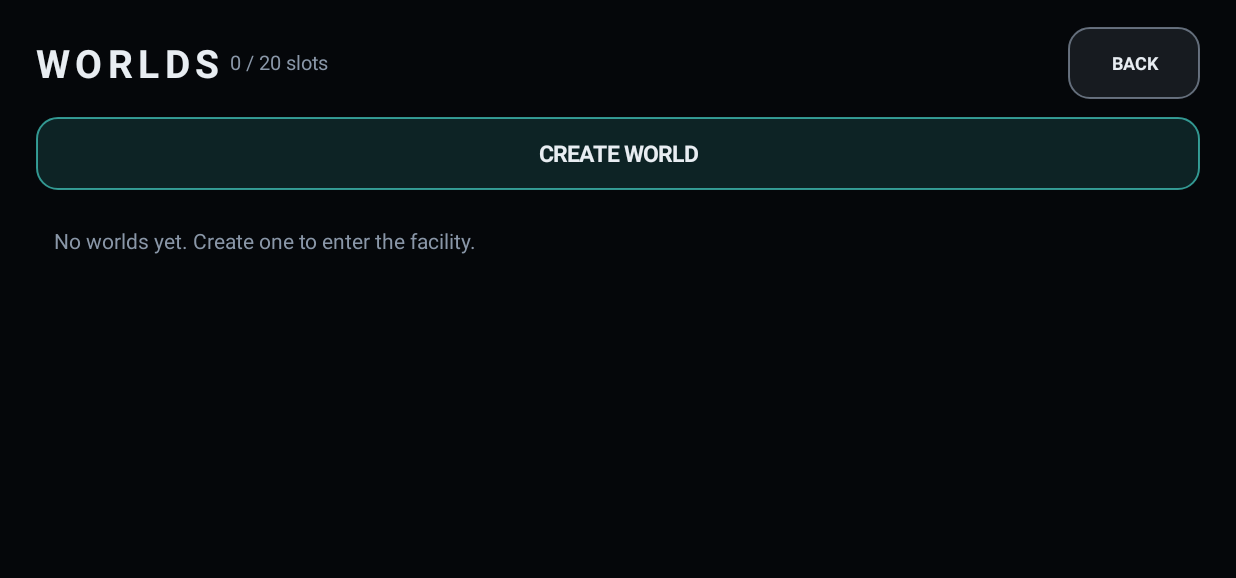
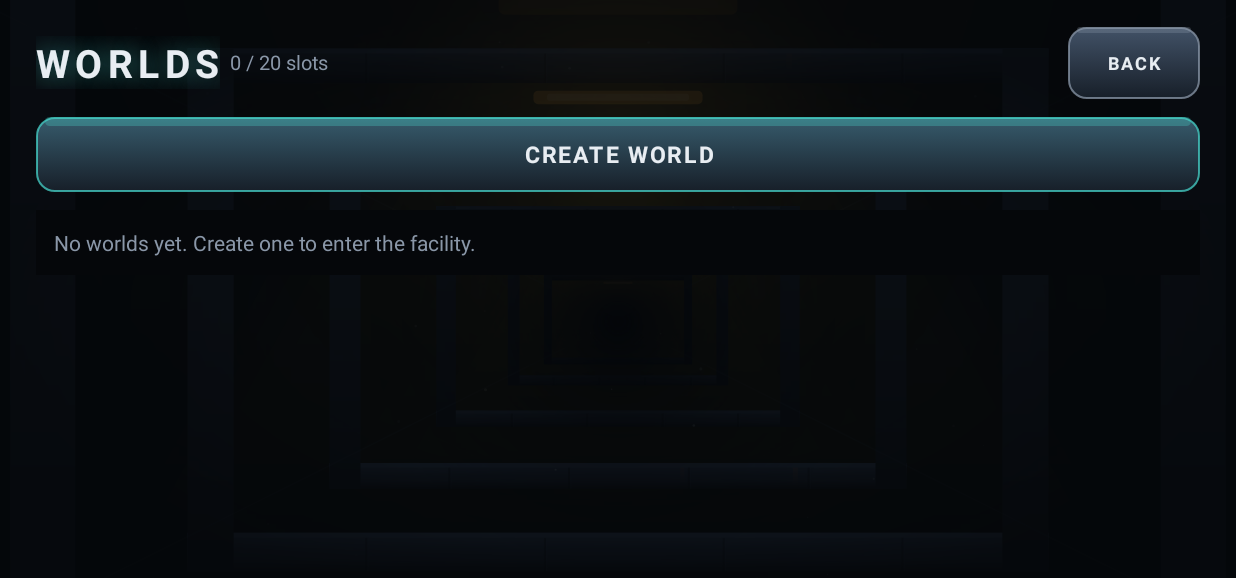
Before and after one commit to Expstudiooficial/Velplay-github, an Android app: the screen it shows after launch (MenuActivity), after a tap on "PLAY", on a phone screen of 824 x 412 dp (held sideways). Shown: the top 578 px of the screen. Run offline under Robolectric (Android 15) with nearby library versions, the phone set to English and light mode, and no system bars; network calls fail.

Commit message:
Rebuild the menu around a corridor that watches back
The menu was a flat panel of buttons on a dark field. It now sits over a
one-point-perspective corridor of seven receding bays, each with its own
failing lamp, drifting dust, and — four times in every forty-six second
cycle — a pair of eyes at the vanishing point that hold for a moment and
then are not there.

MenuBackdrop is split out from the View so it can be rendered off-device
and reviewed as a still. UiKit buttons are plated rather than filled, so
they read as facility hardware instead of UI.

Co-Authored-By: Claude Opus 5 <noreply@anthropic.com>
Claude-Session: https://claude.ai/code/session_01Sh9NaNiqsPg8KJv6WQqzWT

```diff
--- a/app/src/main/java/com/expstudio/facilitycore/ui/MenuActivity.kt
+++ b/app/src/main/java/com/expstudio/facilitycore/ui/MenuActivity.kt
@@ -33,12 +33,19 @@ class MenuActivity : AppCompatActivity() {
     private lateinit var store: WorldStore
     private var screen = Screen.MAIN
     private lateinit var container: FrameLayout
+    private var backdrop: MenuBackdropView? = null
 
     override fun onCreate(savedInstanceState: Bundle?) {
         super.onCreate(savedInstanceState)
         store = WorldStore(this)
         container = FrameLayout(this).apply { setBackgroundColor(Palette.VOID) }
         setContentView(container)
+        // The backdrop lives for the whole activity; screens are laid over it.
+        backdrop = MenuBackdropView(this)
+        container.addView(
+            backdrop,
+            FrameLayout.LayoutParams(ViewGroup.LayoutParams.MATCH_PARENT, ViewGroup.LayoutParams.MATCH_PARENT)
+        )
         UiKit.goFullscreen(this)
         show(Screen.MAIN)
         if (store.settings.autoCheckUpdates) UpdateUi.check(this, store, quiet = true)
@@ -58,7 +65,8 @@ class MenuActivity : AppCompatActivity() {
 
     private fun show(next: Screen) {
         screen = next
-        container.removeAllViews()
+        // Keep the backdrop; only the screen on top of it changes.
+        while (container.childCount > 1) container.removeViewAt(1)
         val view = when (next) {
             Screen.MAIN -> buildMain()
             Screen.WORLDS -> buildWorlds()
@@ -73,10 +81,10 @@ class MenuActivity : AppCompatActivity() {
     // ---- main ------------------------------------------------------------
 
     private fun buildMain(): View {
-        val root = UiKit.column(this, Gravity.CENTER)
+        val root = UiKit.column(this, Gravity.CENTER, transparent = true)
         root.setPadding(UiKit.dp(this, 32f), UiKit.dp(this, 24f), UiKit.dp(this, 32f), UiKit.dp(this, 24f))
 
-        root.addView(UiKit.title(this, "FACILITY CORE", 40f))
+        root.addView(UiKit.title(this, "FACILITY CORE", 44f))
         root.addView(
             UiKit.label(this, "CHAPTER 1 — SUBFLOOR 0", 13f, Palette.ACCENT),
             UiKit.lp(this, marginDp = 6f)
@@ -105,7 +113,8 @@ class MenuActivity : AppCompatActivity() {
     // ---- worlds ----------------------------------------------------------
 
     private fun buildWorlds(): View {
-        val root = UiKit.column(this, Gravity.START)
+        val root = UiKit.column(this, Gravity.START, transparent = true)
+        root.setBackgroundColor(Palette.withAlpha(Palette.VOID, 0.72f))
         root.setPadding(UiKit.dp(this, 24f), UiKit.dp(this, 18f), UiKit.dp(this, 24f), UiKit.dp(this, 18f))
 
         val worlds = store.list()
@@ -148,10 +157,8 @@ class MenuActivity : AppCompatActivity() {
 
     private fun worldRow(world: WorldSave): View {
         val card = UiKit.column(this, Gravity.START)
-        card.background = UiKit.rounded(
-            Palette.withAlpha(Palette.PANEL_EDGE, 0.18f),
-            Palette.withAlpha(if (world.completed) Palette.GOOD else Palette.PANEL_EDGE, 0.7f),
-            14f, this
+        card.background = UiKit.plated(
+            this, if (world.completed) Palette.GOOD else Palette.PANEL_EDGE, 14f
         )
         card.setPadding(UiKit.dp(this, 14f), UiKit.dp(this, 12f), UiKit.dp(this, 14f), UiKit.dp(this, 12f))
         val lp = LinearLayout.LayoutParams(ViewGroup.LayoutParams.MATCH_PARENT, ViewGroup.LayoutParams.WRAP_CONTENT)
@@ -305,7 +312,8 @@ class MenuActivity : AppCompatActivity() {
     // ---- settings --------------------------------------------------------
 
     private fun buildSettings(): View {
-        val root = UiKit.column(this, Gravity.START)
+        val root = UiKit.column(this, Gravity.START, transparent = true)
+        root.setBackgroundColor(Palette.withAlpha(Palette.VOID, 0.82f))
         root.setPadding(UiKit.dp(this, 24f), UiKit.dp(this, 18f), UiKit.dp(this, 24f), UiKit.dp(this, 18f))
 
         val header = UiKit.row(this)
--- /dev/null
+++ b/app/src/main/java/com/expstudio/facilitycore/ui/MenuBackdropView.kt
@@ -0,0 +1,206 @@
+package com.expstudio.facilitycore.ui
+
+import android.content.Context
+import android.graphics.Canvas
+import android.view.View
+import com.expstudio.facilitycore.core.Art
+import com.expstudio.facilitycore.core.Draw
+import com.expstudio.facilitycore.core.MathX
+import com.expstudio.facilitycore.core.Palette
+import kotlin.math.sin
+import kotlin.random.Random
+
+/**
+ * The menu is not a form on a black rectangle: it is a room in the facility,
+ * seen from the dark, drawn with the same materials pass the game uses.
+ *
+ * A corridor recedes behind failing lights, dust drifts through them, the
+ * structure groans, and every so often something at the far end opens its eyes
+ * and then does not. Nothing here is interactive — the controls sit on top.
+ */
+class MenuBackdropView(context: Context) : View(context) {
+
+    private val backdrop = MenuBackdrop()
+    private var startedAt = System.nanoTime()
+
+    override fun onDraw(canvas: Canvas) {
+        super.onDraw(canvas)
+        val w = width.toFloat()
+        val h = height.toFloat()
+        if (w <= 0f || h <= 0f) return
+        backdrop.draw(canvas, w, h, (System.nanoTime() - startedAt) / 1_000_000_000f)
+        postInvalidateOnAnimation()
+    }
+}
+
+/** The renderer itself, with no View around it so it can be tested. */
+class MenuBackdrop {
+
+    private val draw = Draw()
+    private val rng = Random(4242)
+
+    /** Deterministic dust field, in fractions of the view. */
+    private val dustX = FloatArray(70) { rng.nextFloat() }
+    private val dustY = FloatArray(70) { rng.nextFloat() }
+    private val dustR = FloatArray(70) { 0.4f + rng.nextFloat() }
+    private val dustS = FloatArray(70) { 0.15f + rng.nextFloat() * 0.5f }
+
+    /**
+     * When the thing at the far end is looking, in seconds into the 46 second
+     * cycle. Fixed rather than random so the menu has a rhythm you can almost
+     * learn, and so it can be captured for review.
+     */
+    private val watchAt = floatArrayOf(6.5f, 18f, 29.5f, 40f)
+
+    fun draw(canvas: Canvas, w: Float, h: Float, time: Float) {
+        drawCorridor(canvas, w, h, time)
+        drawDust(canvas, w, h, time)
+        drawWatcher(canvas, w, h, time)
+
+        // Screen-edge falloff, heavier than in game — this is a held shot.
+        draw.vignette(canvas, w, h, 0.55f, Palette.VOID)
+        // A slow breathing darkness over everything.
+        val pulse = 0.06f + 0.04f * sin(time * 0.7f)
+        draw.rect(canvas, 0f, 0f, w, h, Palette.withAlpha(Palette.VOID, pulse))
+    }
+
+    /** A corridor in one-point perspective, receding into nothing. */
+    private fun drawCorridor(c: Canvas, w: Float, h: Float, time: Float) {
+        draw.vGradient(
+            c, 0f, 0f, w, h,
+            Palette.mix(Palette.BG_FAR, Palette.VOID, 0.35f),
+            Palette.mix(Palette.BG_FAR, Palette.VOID, 0.75f)
+        )
+
+        val vx = w * 0.5f
+        val vy = h * 0.52f
+        val detail = h * 0.05f
+
+        // Bays receding toward the vanishing point. Drawn far to near so the
+        // near ones occlude correctly.
+        val bays = 7
+        for (i in bays - 1 downTo 0) {
+            // Slow dolly forward, looping seamlessly.
+            val k = ((i + (time * 0.045f) % 1f) / bays).coerceIn(0f, 1f)
+            val scale = 0.10f + k * k * 1.25f
+            val bw = w * scale
+            val bh = h * scale
+            val l = vx - bw * 0.5f
+            val r = vx + bw * 0.5f
+            val t = vy - bh * 0.62f
+            val b = vy + bh * 0.55f
+            val fade = (k * 1.25f).coerceIn(0f, 1f)
+
+            // Floor and ceiling slabs for this bay.
+            val tint = MathX.lerp(0.85f, 0.15f, fade)
+            Art.plate(
+                c, d = draw, l = l - bw * 0.06f, t = b, r = r + bw * 0.06f, b = b + bh * 0.10f,
+                top = Palette.mix(Palette.FLOOR_EDGE, Palette.BG_FAR, tint),
+                bottom = Palette.mix(Palette.FLOOR, Palette.VOID, 0.4f + tint * 0.4f),
+                lip = Palette.mix(Palette.TRIM, Palette.BG_FAR, tint),
+                detail = detail * scale * 6f, seed = i.toFloat(), bolts = false
+            )
+            Art.plate(
+                c, draw, l - bw * 0.06f, t - bh * 0.09f, r + bw * 0.06f, t,
+                Palette.mix(Palette.WALL_LIT, Palette.BG_FAR, tint),
+                Palette.mix(Palette.WALL, Palette.VOID, 0.4f + tint * 0.4f),
+                Palette.mix(Palette.TRIM, Palette.BG_FAR, tint),
+                detail * scale * 6f, i + 0.5f, bolts = false
+            )
+            // Side ribs.
+            for (side in intArrayOf(-1, 1)) {
+                val rx = if (side < 0) l - bw * 0.06f else r
+                draw.vGradient(
+                    c, rx, t - bh * 0.09f, rx + bw * 0.06f, b + bh * 0.10f,
+                    Palette.mix(Palette.WALL_LIT, Palette.BG_FAR, tint),
+                    Palette.mix(Palette.WALL, Palette.VOID, 0.5f + tint * 0.35f)
+                )
+            }
+
+            // The lamp in this bay, and whether it still works.
+            val alive = i != 2 && i != 5
+            val flicker = if (alive) 0.75f + 0.25f * sin(time * (7f + i) + i * 2.1f)
+            else if (sin(time * 23f + i) > 0.86f) 0.8f else 0.05f
+            val lampW = bw * 0.22f
+            val ly = t + bh * 0.02f
+            draw.round(
+                c, vx - lampW * 0.5f, ly, vx + lampW * 0.5f, ly + bh * 0.035f, bh * 0.012f,
+                Palette.withAlpha(Palette.WARN, (0.35f + 0.65f * flicker) * (1f - fade * 0.5f))
+            )
+            // Hot core inside the tube, so a working lamp actually looks lit.
+            draw.round(
+                c, vx - lampW * 0.42f, ly + bh * 0.008f, vx + lampW * 0.42f, ly + bh * 0.026f, bh * 0.008f,
+                Palette.withAlpha(Palette.TEXT, 0.55f * flicker * (1f - fade * 0.6f))
+            )
+            draw.glow(c, vx, ly + bh * 0.03f, bw * 0.55f, Palette.WARN, 0.9f * flicker * (1f - fade * 0.55f))
+            // The pool it throws on the floor below.
+            draw.lightCone(
+                c, vx, ly + bh * 0.03f, bw * 0.10f, bw * 0.40f, (b - ly) * 0.95f,
+                Palette.WARN, 0.7f * flicker * (1f - fade * 0.5f)
+            )
+        }
+
+        // Perspective lines running to the vanishing point, which is what
+        // actually sells the depth — without them the bays read as picture
+        // frames stacked on top of each other.
+        for (corner in 0 until 4) {
+            val ox = if (corner % 2 == 0) -1f else 1f
+            val oy = if (corner < 2) -1f else 1f
+            draw.line(
+                c, vx + ox * w * 0.62f, vy + oy * h * 0.62f, vx, vy,
+                Palette.withAlpha(Palette.TRIM, 0.10f), MathX.clamp(h * 0.0025f, 1f, 3f)
+            )
+        }
+
+        // The dark the corridor runs into. A soft fade, never a hard disc.
+        draw.glow(c, vx, vy, w * 0.20f, Palette.VOID, 2.4f)
+        draw.glow(c, vx, vy, w * 0.09f, Palette.VOID, 2.4f)
+    }
+
+    private fun drawDust(c: Canvas, w: Float, h: Float, time: Float) {
+        for (i in dustX.indices) {
+            val rise = ((time * dustS[i] * 0.06f) + dustY[i]) % 1f
+            val x = (dustX[i] + sin(time * 0.25f + i) * 0.012f) * w
+            val y = (1f - rise) * h
+            // Brightest in the middle of the frame, where the light is.
+            val near = 1f - (kotlin.math.abs(x / w - 0.5f) * 1.7f).coerceIn(0f, 1f)
+            val twinkle = 0.5f + 0.5f * sin(time * 2.1f + i * 1.7f)
+            draw.circle(
+                c, x, y, dustR[i] * h * 0.0018f,
+                Palette.withAlpha(Palette.TEXT, 0.22f * near * twinkle)
+            )
+        }
+    }
+
+    /** Something at the end of the corridor, on its own schedule. */
+    private fun drawWatcher(c: Canvas, w: Float, h: Float, time: Float) {
+        val cycle = 46f
+        val t = time % cycle
+        var strength = 0f
+        for (at in watchAt) {
+            val local = t - (at % cycle)
+            if (local in 0f..3.2f) {
+                // Fades up, holds, snaps out.
+                strength = when {
+                    local < 0.9f -> local / 0.9f
+                    local < 2.6f -> 1f
+                    else -> 1f - (local - 2.6f) / 0.6f
+                }.coerceIn(0f, 1f)
+            }
+        }
+        if (strength <= 0.01f) return
+
+        val vx = w * 0.5f
+        val vy = h * 0.52f
+        val gap = w * 0.013f
+        // A blink partway through, because a steady stare reads as a light.
+        val blink = if (sin(time * 3.1f) > 0.93f) 0.15f else 1f
+        val k = strength * blink
+        draw.glow(c, vx - gap, vy, w * 0.030f, Palette.MONSTER_EYE, 0.95f * k)
+        draw.glow(c, vx + gap, vy, w * 0.030f, Palette.MONSTER_EYE, 0.95f * k)
+        draw.circle(c, vx - gap, vy, w * 0.0035f, Palette.withAlpha(Palette.MONSTER_EYE, k))
+        draw.circle(c, vx + gap, vy, w * 0.0035f, Palette.withAlpha(Palette.MONSTER_EYE, k))
+        // The suggestion of a head around them.
+        draw.circle(c, vx, vy + w * 0.002f, w * 0.030f, Palette.withAlpha(Palette.MONSTER, 0.55f * k))
+    }
+}
--- a/app/src/main/java/com/expstudio/facilitycore/ui/UiKit.kt
+++ b/app/src/main/java/com/expstudio/facilitycore/ui/UiKit.kt
@@ -51,6 +51,11 @@ object UiKit {
             setStroke(dp(context, strokeDp), strokeColor)
         }
 
+    /**
+     * A pressed-steel button: dark fill, a lit edge, and a hairline of the
+     * accent across the top so it reads as part of the facility rather than a
+     * stock Android control.
+     */
     fun button(context: Context, label: String, tint: Int = Palette.ACCENT, onClick: () -> Unit): Button =
         Button(context).apply {
             text = label
@@ -58,11 +63,44 @@ object UiKit {
             setTextColor(Palette.TEXT)
             setTextSize(TypedValue.COMPLEX_UNIT_SP, 15f)
             typeface = android.graphics.Typeface.DEFAULT_BOLD
-            background = rounded(Palette.withAlpha(tint, 0.14f), Palette.withAlpha(tint, 0.7f), 14f, context)
-            setPadding(dp(context, 20f), dp(context, 14f), dp(context, 20f), dp(context, 14f))
+            letterSpacing = 0.12f
+            background = plated(context, tint)
+            setPadding(dp(context, 22f), dp(context, 15f), dp(context, 22f), dp(context, 15f))
             stateListAnimator = null
             setOnClickListener { onClick() }
         }
+
+    /** Layered drawable: body, lit top edge, and a selectable highlight. */
+    fun plated(context: Context, tint: Int, radiusDp: Float = 12f): android.graphics.drawable.Drawable {
+        val body = GradientDrawable().apply {
+            shape = GradientDrawable.RECTANGLE
+            cornerRadius = dp(context, radiusDp).toFloat()
+            colors = intArrayOf(
+                Palette.mix(Palette.WALL_LIT, tint, 0.16f),
+                Palette.mix(Palette.WALL, Palette.VOID, 0.35f)
+            )
+            orientation = GradientDrawable.Orientation.TOP_BOTTOM
+            setStroke(dp(context, 1.5f), Palette.withAlpha(tint, 0.75f))
+        }
+        val lip = GradientDrawable().apply {
+            shape = GradientDrawable.RECTANGLE
+            cornerRadius = dp(context, radiusDp).toFloat()
+            setColor(Palette.withAlpha(tint, 0.30f))
+        }
+        val layers = android.graphics.drawable.LayerDrawable(arrayOf(body, lip))
+        // The lip is a two-pixel sliver along the top of the body.
+        layers.setLayerInset(1, dp(context, 6f), 0, dp(context, 6f), dp(context, 44f))
+        val states = android.graphics.drawable.StateListDrawable()
+        val pressed = GradientDrawable().apply {
+            shape = GradientDrawable.RECTANGLE
+            cornerRadius = dp(context, radiusDp).toFloat()
+            setColor(Palette.withAlpha(tint, 0.30f))
+            setStroke(dp(context, 2f), Palette.withAlpha(tint, 1f))
+        }
+        states.addState(intArrayOf(android.R.attr.state_pressed), pressed)
+        states.addState(intArrayOf(), layers)
+        return states
+    }
 
     fun smallButton(context: Context, label: String, tint: Int, onClick: () -> Unit): Button =
         button(context, label, tint, onClick).apply {
@@ -77,6 +115,9 @@ object UiKit {
             setTextSize(TypedValue.COMPLEX_UNIT_SP, sizeSp)
             typeface = android.graphics.Typeface.DEFAULT_BOLD
             letterSpacing = 0.14f
+            // A cold bloom behind the lettering, like everything else that
+            // glows down here.
+            setShadowLayer(dp(context, 14f).toFloat(), 0f, 0f, Palette.withAlpha(Palette.ACCENT, 0.55f))
         }
 
     fun label(context: Context, text: String, sizeSp: Float = 13f, color: Int = Palette.TEXT_DIM): TextView =
@@ -86,11 +127,16 @@ object UiKit {
             setTextSize(TypedValue.COMPLEX_UNIT_SP, sizeSp)
         }
 
-    fun column(context: Context, gravity: Int = Gravity.CENTER_HORIZONTAL): LinearLayout =
+    /** [transparent] lets the animated backdrop show through. */
+    fun column(
+        context: Context,
+        gravity: Int = Gravity.CENTER_HORIZONTAL,
+        transparent: Boolean = false
+    ): LinearLayout =
         LinearLayout(context).apply {
             orientation = LinearLayout.VERTICAL
             this.gravity = gravity
-            setBackgroundColor(Palette.VOID)
+            if (!transparent) setBackgroundColor(Palette.VOID)
         }
 
     fun row(context: Context): LinearLayout =
```
Also changed, not shown: 1 other file.
